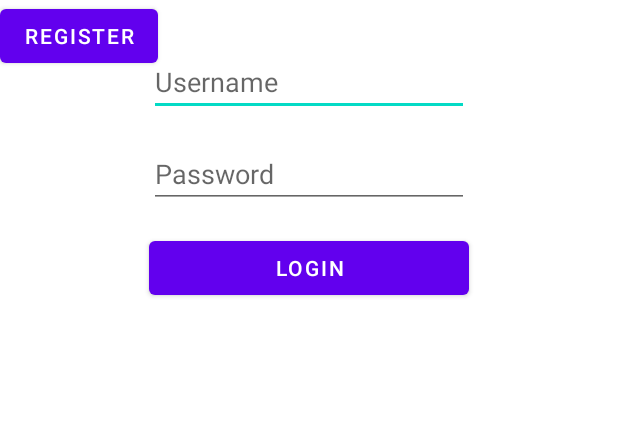
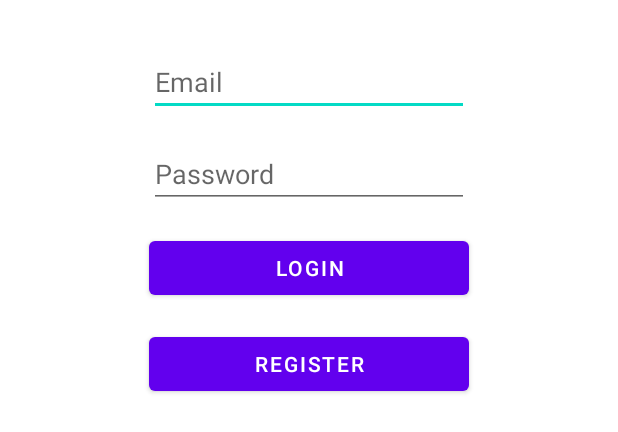
Before and after one commit to AlistairM13/DummyE2EAndroid, an Android app: the layout activity_login.xml on its own in the app's theme, with its tools: preview values and no code run, on a phone screen of 412 x 824 dp. Shown: the top 432 px of the screen. Run offline under Robolectric (Android 15) with nearby library versions, the phone set to English and light mode, and no system bars.

Commit message:
Register successful :), next step main logic

```diff
--- a/app/src/main/java/com/alistair/tdlogin/api/TreeService.kt
+++ b/app/src/main/java/com/alistair/tdlogin/api/TreeService.kt
@@ -1,6 +1,7 @@
 package com.alistair.tdlogin.api
 
 import com.alistair.tdlogin.models.LoginInfo
+import com.alistair.tdlogin.models.RegisterInfo
 import com.alistair.tdlogin.models.Token
 import retrofit2.Call
 import retrofit2.http.Body
@@ -12,4 +13,9 @@ interface TreeService {
         @Body loginInfo : LoginInfo
     ): Call<Token>
 
+    @POST("addUser")
+    fun addUser(
+        @Body registerInfo: RegisterInfo
+    ): Call<Any>
+
 }
--- a/app/src/main/res/layout/activity_login.xml
+++ b/app/src/main/res/layout/activity_login.xml
@@ -7,13 +7,13 @@
     tools:context=".LoginActivity">
 
     <EditText
-        android:id="@+id/etLoginUsername"
+        android:id="@+id/etLoginMail"
         android:layout_width="wrap_content"
         android:layout_height="wrap_content"
         android:layout_marginTop="32dp"
         android:ems="10"
+        android:hint="Email"
         android:inputType="textPersonName"
-        android:hint="Username"
         app:layout_constraintEnd_toEndOf="parent"
         app:layout_constraintStart_toStartOf="parent"
         app:layout_constraintTop_toTopOf="parent" />
@@ -26,10 +26,10 @@
         android:ems="10"
         android:inputType="textPersonName"
         android:hint="Password"
-        app:layout_constraintEnd_toEndOf="@+id/etLoginUsername"
+        app:layout_constraintEnd_toEndOf="@+id/etLoginMail"
         app:layout_constraintHorizontal_bias="0.502"
-        app:layout_constraintStart_toStartOf="@+id/etLoginUsername"
-        app:layout_constraintTop_toBottomOf="@+id/etLoginUsername" />
+        app:layout_constraintStart_toStartOf="@+id/etLoginMail"
+        app:layout_constraintTop_toBottomOf="@+id/etLoginMail" />
 
     <Button
         android:id="@+id/btnLogin"
@@ -48,8 +48,8 @@
         android:layout_height="wrap_content"
         android:layout_marginTop="16dp"
         android:text="Register"
-        app:layout_constraintEnd_toEndOf="@+id/button"
-        app:layout_constraintHorizontal_bias="0.0"
-        app:layout_constraintStart_toStartOf="@+id/button"
-        app:layout_constraintTop_toBottomOf="@+id/button" />
+        app:layout_constraintEnd_toEndOf="@+id/btnLogin"
+        app:layout_constraintHorizontal_bias="1.0"
+        app:layout_constraintStart_toStartOf="@+id/btnLogin"
+        app:layout_constraintTop_toBottomOf="@+id/btnLogin" />
 </androidx.constraintlayout.widget.ConstraintLayout>
```
Also changed, not shown: app/src/main/AndroidManifest.xml (+10 -2 lines), app/src/main/java/com/alistair/tdlogin/LoginActivity.kt (+11 -9 lines), app/src/main/java/com/alistair/tdlogin/RegisterActivity.kt (added, +54 -0 lines), app/src/main/java/com/alistair/tdlogin/models/RegisterInfo.kt (added, +9 -0 lines), app/src/main/res/layout/activity_register.xml (added, +75 -0 lines).
